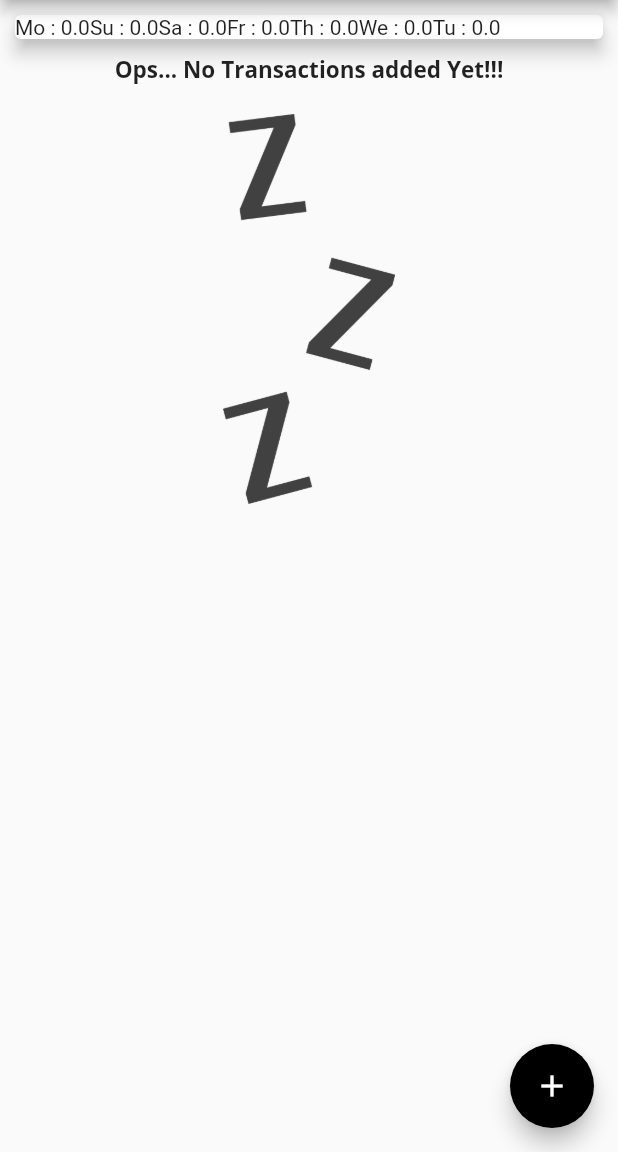
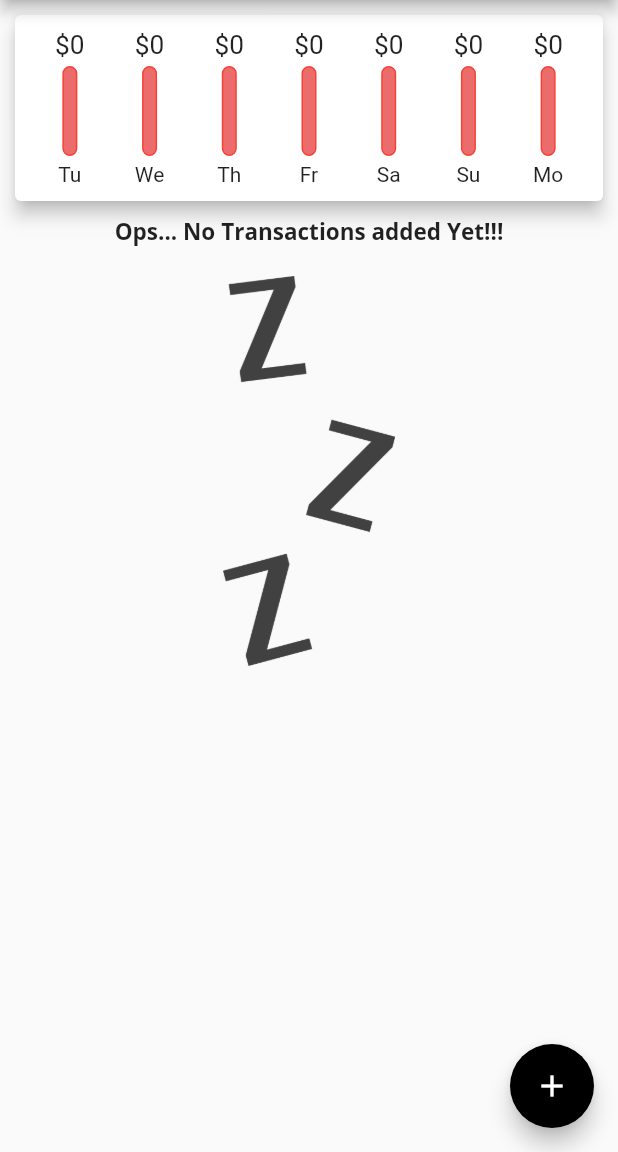
Before and after one commit to mrZAIN-ALI/Expence-Management-App, a Flutter app: the screen it shows after launch, on a phone screen of 412 x 824 dp, the part 84-1236 px from its top. Run offline on Flutter 3.47's test engine with Material 2 defaults, Android fonts, the phone set to English and light mode, and no system bars; missing offline and left inert: dart:ffi.

Commit message:
resuming our progress

```diff
--- a/lib/chart.dart
+++ b/lib/chart.dart
@@ -1,5 +1,6 @@
 import 'package:flutter/material.dart';
 import 'package:intl/intl.dart';
+import 'package:module_four_apk/chart_Bar.dart';
 import 'models/Transaction.dart';
 
 class Chart extends StatelessWidget {
@@ -24,29 +25,42 @@ class Chart extends StatelessWidget {
       // print(DateFormat.E().format(weekDay));
       // print(totalSum);
       return {
-        "day": DateFormat.E().format(weekDay).toString().substring(0,2),
+        "day": DateFormat.E().format(weekDay).toString().substring(0, 2),
         "amount": totalSum,
       };
+    }).reversed.toList();
+  }
+
+  double get totalSpending {
+    return generateTotalExpensePerDay.fold(0.0, (sum, item) {
+      return sum + (item['amount'] as double);
     });
   }
 
-  double getMaxSpend{
-    return generateTotalExpensePerDay.fold(0.0,((sum, item) {
-      return
-    });
-  }
   @override
   Widget build(BuildContext context) {
     // print(generateTotalExpensePerDay);
     return Card(
       margin: EdgeInsets.all(10),
       elevation: 5,
-      child: Row(
-        children: generateTotalExpensePerDay.map(
-          ((data) {
-            return Text("${data['day']} : ${data['amount']}");
-          }),
-        ).toList(),
+      child: Padding(
+        padding: EdgeInsets.all(10),
+        child: Row(
+          children: generateTotalExpensePerDay.map(
+            ((data) {
+              return Flexible(
+                fit: FlexFit.tight,
+
+                child: Chart_Bar(
+                    (data['day'] as String),
+                    (data['amount'] as double),
+                    totalSpending == 0.0 ? 0.0 :(data['amount'] as double) / totalSpending),
+              );
+            }),
+          ).toList(),
+
+          mainAxisAlignment: MainAxisAlignment.spaceAround,
+        ),
       ),
     );
   }
--- a/lib/chart_Bar.dart
+++ b/lib/chart_Bar.dart
@@ -14,7 +14,11 @@ class Chart_Bar extends StatelessWidget {
   Widget build(BuildContext context) {
     return Column(
       children: <Widget>[
-        Text("\$${spending.toStringAsFixed(0)}"),
+        Container(
+          height: 20,
+          child:
+          FittedBox(child: Text("\$${spending.toStringAsFixed(0)}"))
+        ),
         SizedBox(
           height: 4,
         ),
--- a/lib/main.dart
+++ b/lib/main.dart
@@ -17,11 +17,17 @@ class MyApp extends StatelessWidget {
         accentColor: Colors.black,
         fontFamily: "OpenSans",
         textTheme: ThemeData.light().textTheme.copyWith(
-                headline6: TextStyle(
+              headline6: TextStyle(
               fontFamily: "OpenSans",
               fontSize: 15,
               fontWeight: FontWeight.bold,
-            )),
+              ),
+
+              button : TextStyle(
+                color: Colors.white,
+              )
+
+        ),
         appBarTheme: AppBarTheme(
             titleTextStyle: TextStyle(
           fontFamily: "Quicksand",
```
Also changed, not shown: lib/new_transactions.dart (+23 -0 lines), lib/transactionList.dart (+17 -48 lines).
